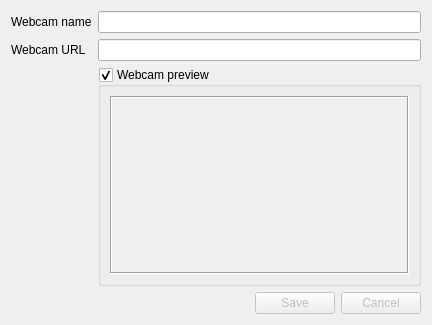
This is ui/addwebcamdialog.ui in slux83/webqam as Qt 5 draws it before an edit. The edited form follows.
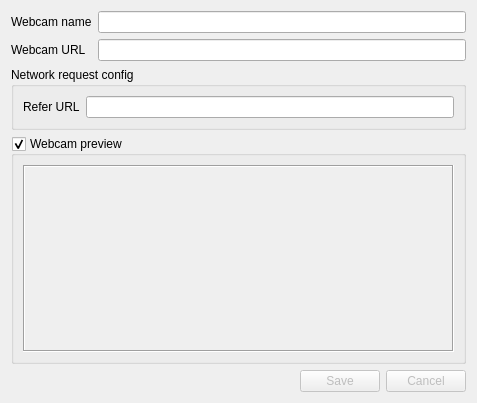
This is the edited form. Icons and pictures are not drawn.

Commit message: added network refer header param

```diff
--- a/ui/addwebcamdialog.ui
+++ b/ui/addwebcamdialog.ui
@@ -6,8 +6,8 @@
    <rect>
     <x>0</x>
     <y>0</y>
-    <width>432</width>
-    <height>325</height>
+    <width>477</width>
+    <height>403</height>
    </rect>
   </property>
   <property name="windowTitle">
@@ -28,7 +28,7 @@
    <item row="2" column="1">
     <widget class="QLineEdit" name="lineEditUrl"/>
    </item>
-   <item row="4" column="0" colspan="2">
+   <item row="5" column="0" colspan="2">
     <widget class="QDialogButtonBox" name="buttonBox">
      <property name="enabled">
       <bool>false</bool>
@@ -48,20 +48,7 @@
      </property>
     </widget>
    </item>
-   <item row="3" column="0">
-    <spacer name="verticalSpacer">
-     <property name="orientation">
-      <enum>Qt::Vertical</enum>
-     </property>
-     <property name="sizeHint" stdset="0">
-      <size>
-       <width>20</width>
-       <height>40</height>
-      </size>
-     </property>
-    </spacer>
-   </item>
-   <item row="3" column="1">
+   <item row="4" column="0" colspan="2">
     <widget class="QGroupBox" name="previewBox">
      <property name="title">
       <string>Webcam preview</string>
@@ -92,8 +79,8 @@
           <rect>
            <x>0</x>
            <y>0</y>
-           <width>305</width>
-           <height>179</height>
+           <width>449</width>
+           <height>181</height>
           </rect>
          </property>
          <layout class="QVBoxLayout" name="verticalLayout_2">
@@ -120,6 +107,28 @@
    <item row="0" column="1">
     <widget class="QLineEdit" name="lineEditName"/>
    </item>
+   <item row="3" column="0" colspan="2">
+    <widget class="QGroupBox" name="groupBox">
+     <property name="title">
+      <string>Network request config</string>
+     </property>
+     <layout class="QFormLayout" name="formLayout">
+      <property name="fieldGrowthPolicy">
+       <enum>QFormLayout::ExpandingFieldsGrow</enum>
+      </property>
+      <item row="0" column="0">
+       <widget class="QLabel" name="referURLLabel">
+        <property name="text">
+         <string>Refer URL</string>
+        </property>
+       </widget>
+      </item>
+      <item row="0" column="1">
+       <widget class="QLineEdit" name="referURLLineEdit"/>
+      </item>
+     </layout>
+    </widget>
+   </item>
   </layout>
  </widget>
  <resources>
```
The commit also changes 1 other file.
